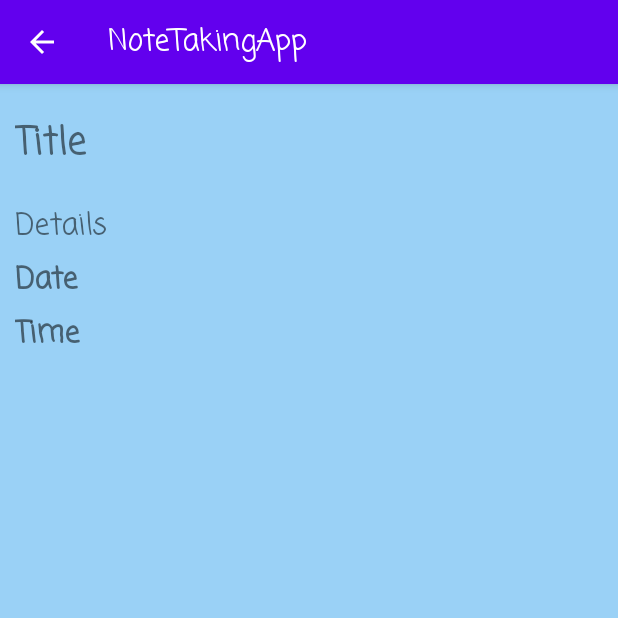
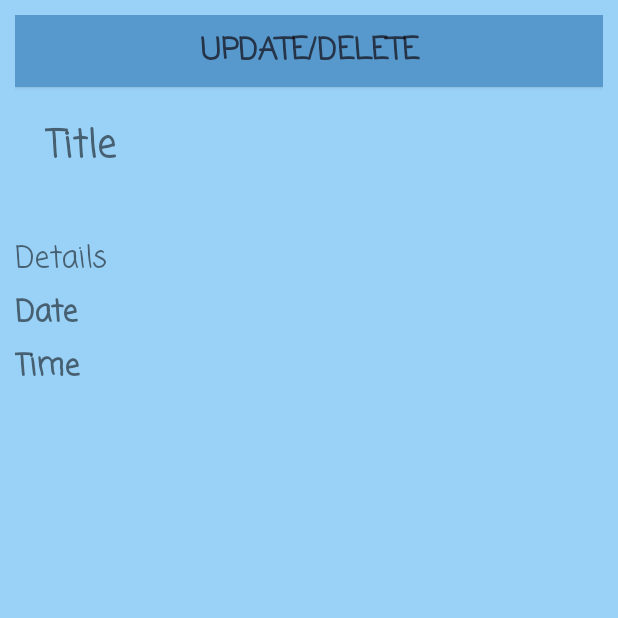
Before and after one commit to awc15/Note-Taking-Application-Android, an Android app: the ShowNote screen opened directly, with no data from a screen before it, on a phone screen of 412 x 824 dp, the top half of it. Run offline under Robolectric (Android 15) with nearby library versions, the phone set to English and light mode, and no system bars; 4 statements that could not run were skipped.

Commit message:
Add note and display notes completed working on update and delete

```diff
--- a/app/build.gradle
+++ b/app/build.gradle
@@ -32,4 +32,5 @@ dependencies {
     androidTestImplementation 'androidx.test.ext:junit:1.1.2'
     androidTestImplementation 'androidx.test.espresso:espresso-core:3.3.0'
 
+
 }
--- a/app/src/main/AndroidManifest.xml
+++ b/app/src/main/AndroidManifest.xml
@@ -9,8 +9,7 @@
         android:roundIcon="@mipmap/ic_launcher_round"
         android:supportsRtl="true"
         android:theme="@style/AppTheme">
-        <activity android:name=".ShowNote"
-            android:parentActivityName=".MainActivity"></activity>
+        <activity android:name=".ShowNote"></activity>
         <activity
             android:name=".AddNote"
             android:screenOrientation="portrait"
--- a/app/src/main/java/com/example/notetakingapp/ShowNote.java
+++ b/app/src/main/java/com/example/notetakingapp/ShowNote.java
@@ -1,34 +1,47 @@
 package com.example.notetakingapp;
-
-import androidx.appcompat.app.AppCompatActivity;
 
 import android.database.Cursor;
 import android.database.sqlite.SQLiteDatabase;
 import android.os.Bundle;
+import android.widget.Button;
 import android.widget.TextView;
-import android.widget.Toast;
+import android.widget.Toolbar;
+import androidx.appcompat.app.AppCompatActivity;
+
+import static android.os.Build.ID;
 
 public class ShowNote extends AppCompatActivity {
 
-    TextView title, detail, date, time;
-    SQLiteDatabase mDatabase;
-    NotesDBHelper dbHelper;
-
+    private TextView title, detail, date, time;
+    private SQLiteDatabase mDatabase;
+    private NotesDBHelper dbHelper;
+    private Button updDelButton;
+    private long ID;
     @Override
     protected void onCreate(Bundle savedInstanceState) {
         super.onCreate(savedInstanceState);
         setContentView(R.layout.activity_show_note);
-        long ID = getIntent().getIntExtra("ID", 0);
-        String SEARCH_QUERY = "SELECT * FROM " + NotesContract.Notes.TABLE_NAME +
-                " WHERE " + NotesContract.Notes._ID + " = " + ID;
+        ID = getIntent().getIntExtra("ID", 0);
         // Toast.makeText(getApplicationContext(),"ID : "+ ID,Toast.LENGTH_SHORT).show();
+        getSupportActionBar().hide();
         title = findViewById(R.id.title);
         detail = findViewById(R.id.detail);
         date = findViewById(R.id.date);
         time = findViewById(R.id.time);
         dbHelper = new NotesDBHelper(this);
         mDatabase = dbHelper.getReadableDatabase();
+        showData();
 
+
+
+
+
+
+
+
+        }
+
+    private void showData() {
         Cursor cursor = mDatabase.query(NotesContract.Notes.TABLE_NAME,
                 new String[]{NotesContract.Notes.NOTES_TITLE, NotesContract.Notes.NOTES_DESCRIPTION,
                         NotesContract.Notes.NOTES_TIME,NotesContract.Notes.NOTES_DATE},
@@ -37,22 +50,12 @@ public class ShowNote extends AppCompatActivity {
 
         if (cursor != null)
             cursor.moveToFirst();
-       // String checkTitle = ;
+        // String checkTitle = ;
         title.setText(cursor.getString(cursor.getColumnIndex(NotesContract.Notes.NOTES_TITLE)));
         detail.setText(cursor.getString(cursor.getColumnIndex(NotesContract.Notes.NOTES_DESCRIPTION)));
         date.setText(cursor.getString(cursor.getColumnIndex(NotesContract.Notes.NOTES_DATE)));
         time.setText(cursor.getString(cursor.getColumnIndex(NotesContract.Notes.NOTES_TIME)));
         cursor.close();
+    }
 
-
-
-
-
-
-//        Cursor cursor = mDatabase.rawQuery(SEARCH_QUERY, null);
-//        if (cursor != null) {
-//            cursor.moveToNext();
-//            title.setText(cursor.getColumnIndex(NotesContract.Notes.NOTES_TITLE));
-        }
-
-    }
+}
--- a/app/src/main/res/layout/activity_show_note.xml
+++ b/app/src/main/res/layout/activity_show_note.xml
@@ -4,15 +4,25 @@
     xmlns:tools="http://schemas.android.com/tools"
     android:layout_width="match_parent"
     android:layout_height="match_parent"
+    android:background="#9AD1F6"
     android:orientation="vertical"
     android:padding="10dp"
-    tools:context=".ShowNote"
-    android:background="#9AD1F6">
+    tools:context=".ShowNote">
+
+    <Button
+        android:layout_width="match_parent"
+        android:layout_height="wrap_content"
+        android:text="Update/Delete"
+        android:textStyle="bold"
+        android:textSize="20sp"
+        android:textColor="#A90C0105"
+        android:background="#5899CD"/>
 
     <TextView
         android:id="@+id/title"
         android:layout_width="match_parent"
         android:layout_height="wrap_content"
+        android:layout_margin="20dp"
         android:layout_marginTop="10dp"
         android:text="Title"
         android:textSize="25sp"
```
